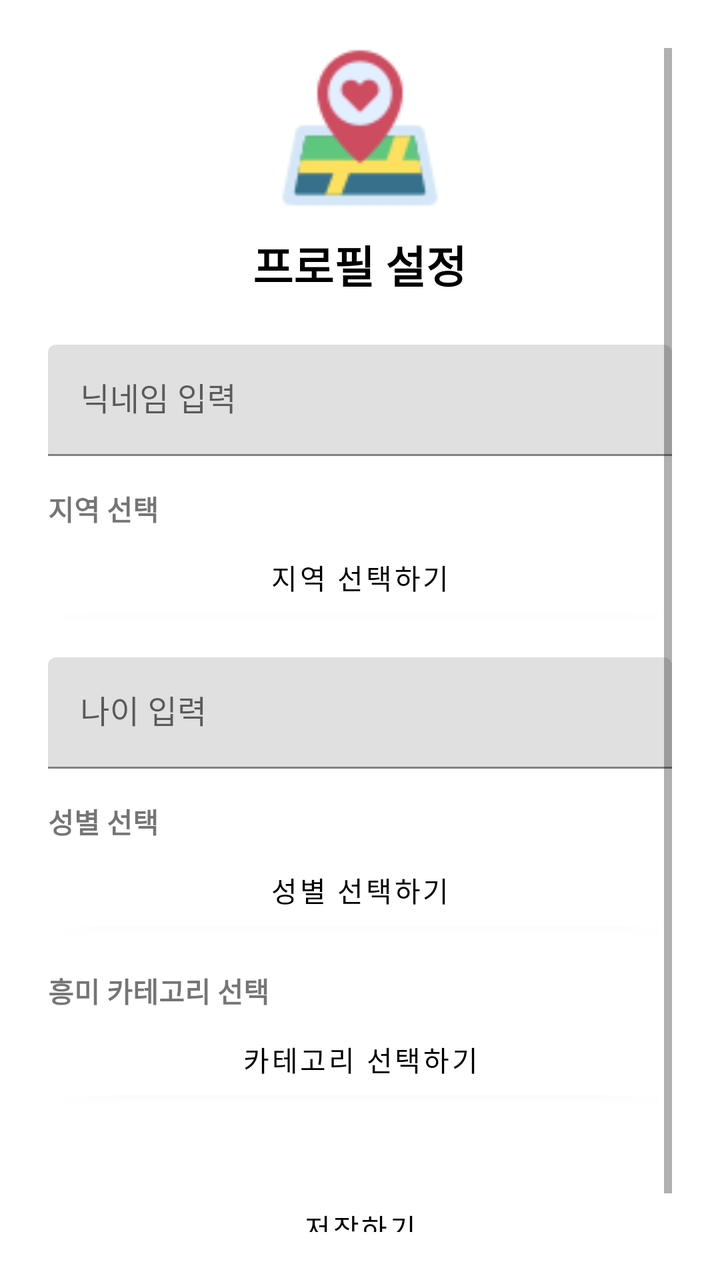
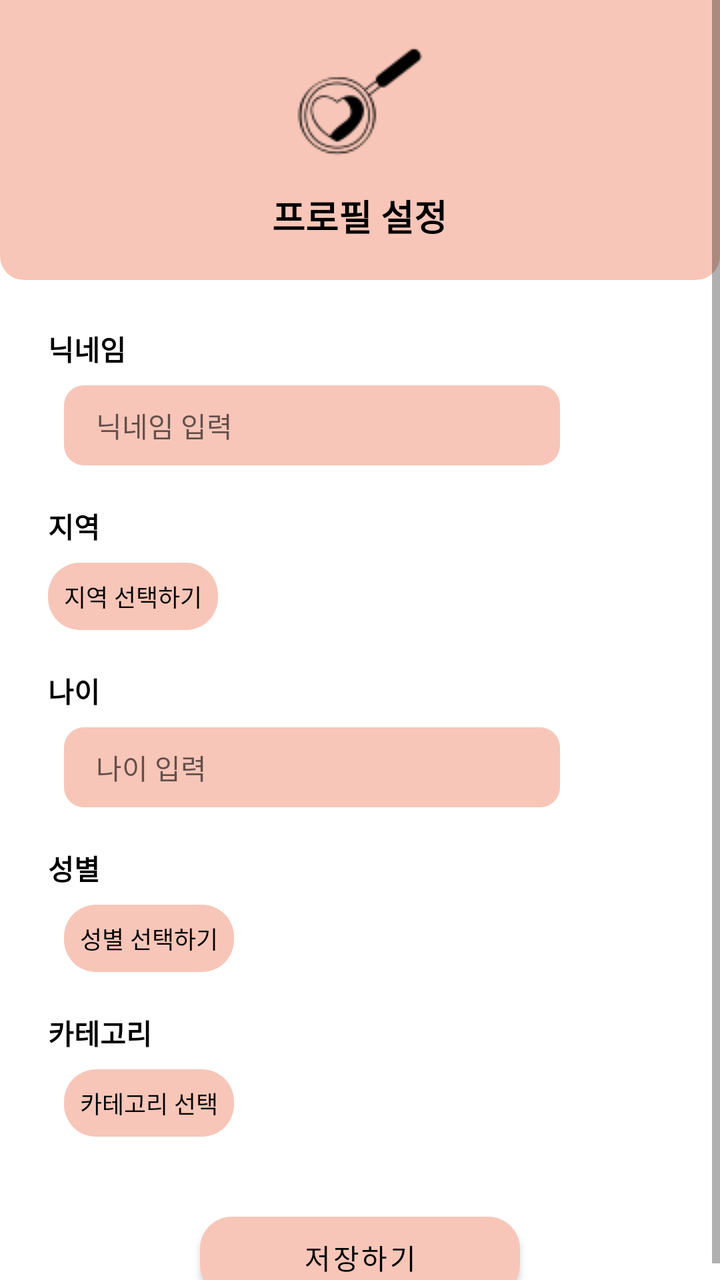

The first picture is an Android layout as it rendered before a commit; the second is the same layout after the commit. The layout source and the unified diff follow.
<!-- AndroidManifest.xml: application theme Theme.DateCourseRecommendApplication -->
<!-- res/layout/activity_user_create.xml -->
<?xml version="1.0" encoding="utf-8"?>
<ScrollView xmlns:android="http://schemas.android.com/apk/res/android"
    xmlns:app="http://schemas.android.com/apk/res-auto"
    android:layout_width="match_parent"
    android:layout_height="match_parent"
    android:padding="24dp"
    android:background="#FFFFFF">

    <LinearLayout
        android:layout_width="match_parent"
        android:layout_height="wrap_content"
        android:orientation="vertical"
        android:gravity="center_horizontal">

        
        <ImageView
            android:id="@+id/appLogo"
            android:layout_width="80dp"
            android:layout_height="80dp"
            android:src="@drawable/app_logo_color_64px"
            android:contentDescription="App Logo"
            android:layout_marginBottom="12dp" />

        <TextView
            android:layout_width="wrap_content"
            android:layout_height="wrap_content"
            android:text="프로필 설정"
            android:textSize="22sp"
            android:textStyle="bold"
            android:textColor="@android:color/black"
            android:layout_marginBottom="24dp" />

        
        <com.google.android.material.textfield.TextInputLayout
            android:layout_width="match_parent"
            android:layout_height="wrap_content"
            android:hint="닉네임 입력"
            app:boxStrokeColor="@color/black">

            <com.google.android.material.textfield.TextInputEditText
                android:id="@+id/editNickName"
                android:layout_width="match_parent"
                android:layout_height="wrap_content"
                android:inputType="textPersonName" />
        </com.google.android.material.textfield.TextInputLayout>

        
        <TextView
            android:layout_width="match_parent"
            android:layout_height="wrap_content"
            android:text="지역 선택"
            android:textStyle="bold"
            android:layout_marginTop="16dp" />

        <Button
            android:id="@+id/btnSelectLocation"
            android:layout_width="match_parent"
            android:layout_height="wrap_content"
            android:text="지역 선택하기"
            android:backgroundTint="@color/white"
            android:textColor="@color/black"/>

        
        <com.google.android.material.textfield.TextInputLayout
            android:layout_width="match_parent"
            android:layout_height="wrap_content"
            android:hint="나이 입력"
            android:layout_marginTop="16dp">

            <com.google.android.material.textfield.TextInputEditText
                android:id="@+id/editAge"
                android:layout_width="match_parent"
                android:layout_height="wrap_content"
                android:inputType="number" />
        </com.google.android.material.textfield.TextInputLayout>

        
        <TextView
            android:layout_width="match_parent"
            android:layout_height="wrap_content"
            android:text="성별 선택"
            android:textStyle="bold"
            android:layout_marginTop="16dp" />

        <Button
            android:id="@+id/btnSelectGender"
            android:layout_width="match_parent"
            android:layout_height="wrap_content"
            android:text="성별 선택하기"
            android:backgroundTint="@color/white"
            android:textColor="@color/black"/>

        
        <TextView
            android:layout_width="match_parent"
            android:layout_height="wrap_content"
            android:text="흥미 카테고리 선택"
            android:textStyle="bold"
            android:layout_marginTop="16dp" />

        <Button
            android:id="@+id/btnSelectInterests"
            android:layout_width="match_parent"
            android:layout_height="wrap_content"
            android:text="카테고리 선택하기"
            android:backgroundTint="@color/white"
            android:textColor="@color/black"/>

        
        <com.google.android.material.chip.ChipGroup
            android:id="@+id/chipGroupInterests"
            android:layout_width="match_parent"
            android:layout_height="wrap_content"
            android:layout_marginTop="8dp"
            app:singleLine="false"
            app:singleSelection="false"
            app:chipSpacing="8dp" />

        
        <Button
            android:id="@+id/btnSaveUser"
            android:layout_width="match_parent"
            android:layout_height="wrap_content"
            android:text="저장하기"
            android:textColor="@color/black"
            android:backgroundTint="@color/white"
            android:layout_marginTop="28dp"
            android:layout_marginBottom="24dp" />

    </LinearLayout>
</ScrollView>
<!-- resources referenced by this layout -->
<resources>
  <color name="black">#FF000000</color>
  <color name="white">#FFFFFFFF</color>
  <!-- drawable app_logo_color_64px: png bitmap (drawable, 2895 bytes) -->
  <style name="Theme.DateCourseRecommendApplication" parent="Theme.MaterialComponents.DayNight.NoActionBar">
      
  
      
      <item name="colorPrimary">@color/purple_500</item>
      <item name="colorPrimaryVariant">@color/purple_700</item>
      <item name="colorOnPrimary">@color/white</item>
      
      <item name="colorSecondary">@color/teal_200</item>
      <item name="colorSecondaryVariant">@color/teal_700</item>
      <item name="colorOnSecondary">@color/black</item>
      
      <item name="android:statusBarColor">?attr/colorPrimaryVariant</item>
      
  </style>
  <color name="purple_500">#FF6200EE</color>
  <color name="purple_700">#FF3700B3</color>
  <color name="teal_200">#FF03DAC5</color>
  <color name="teal_700">#FF018786</color>
</resources>

<!-- the commit's change to res/layout/activity_user_create.xml (unified diff, before → after) -->
@@ -3,129 +3,220 @@
     xmlns:app="http://schemas.android.com/apk/res-auto"
     android:layout_width="match_parent"
     android:layout_height="match_parent"
-    android:padding="24dp"
+    android:fillViewport="true"
     android:background="#FFFFFF">
 
-    <LinearLayout
+    <androidx.constraintlayout.widget.ConstraintLayout
         android:layout_width="match_parent"
-        android:layout_height="wrap_content"
-        android:orientation="vertical"
-        android:gravity="center_horizontal">
-
-        
-        <ImageView
-            android:id="@+id/appLogo"
-            android:layout_width="80dp"
-            android:layout_height="80dp"
-            android:src="@drawable/app_logo_color_64px"
-            android:contentDescription="App Logo"
-            android:layout_marginBottom="12dp" />
-
-        <TextView
-            android:layout_width="wrap_content"
-            android:layout_height="wrap_content"
-            android:text="프로필 설정"
-            android:textSize="22sp"
-            android:textStyle="bold"
-            android:textColor="@android:color/black"
-            android:layout_marginBottom="24dp" />
-
-        
-        <com.google.android.material.textfield.TextInputLayout
-            android:layout_width="match_parent"
-            android:layout_height="wrap_content"
+        android:layout_height="wrap_content">
+
+        
+
+        <LinearLayout
+            android:id="@+id/topBar"
+            android:layout_width="0dp"
+            android:layout_height="140dp"
+            android:orientation="vertical"
+            android:gravity="center"
+            android:background="@drawable/bg_top_bar"
+            app:layout_constraintTop_toTopOf="parent"
+            app:layout_constraintStart_toStartOf="parent"
+            app:layout_constraintEnd_toEndOf="parent">
+
+            <ImageView
+                android:layout_width="64dp"
+                android:layout_height="64dp"
+                android:src="@drawable/app_icon_64px"
+                android:contentDescription="app icon"/>
+
+            <TextView
+                android:layout_marginTop="12dp"
+                android:text="프로필 설정"
+                android:textSize="18sp"
+                android:textStyle="bold"
+                android:textColor="#000000"
+                android:layout_width="wrap_content"
+                android:layout_height="wrap_content"/>
+        </LinearLayout>
+
+        
+
+        <TextView
+            android:id="@+id/tvNickname"
+            android:layout_width="wrap_content"
+            android:layout_height="wrap_content"
+            android:text="닉네임"
+            android:textStyle="bold"
+            android:layout_marginTop="24dp"
+            android:textColor="#000000"
+            app:layout_constraintTop_toBottomOf="@id/topBar"
+            app:layout_constraintStart_toStartOf="parent"
+            android:layout_marginStart="24dp"/>
+
+        <EditText
+            android:id="@+id/editNickName"
+            android:layout_width="0dp"
+            android:layout_height="40dp"
             android:hint="닉네임 입력"
-            app:boxStrokeColor="@color/black">
-
-            <com.google.android.material.textfield.TextInputEditText
-                android:id="@+id/editNickName"
-                android:layout_width="match_parent"
-                android:layout_height="wrap_content"
-                android:inputType="textPersonName" />
-        </com.google.android.material.textfield.TextInputLayout>
-
-        
-        <TextView
-            android:layout_width="match_parent"
-            android:layout_height="wrap_content"
-            android:text="지역 선택"
-            android:textStyle="bold"
-            android:layout_marginTop="16dp" />
-
-        <Button
+            android:textSize="14sp"
+            android:background="@drawable/bg_input_pink"
+            android:paddingStart="16dp"
+            android:paddingEnd="8dp"
+            android:layout_marginTop="8dp"
+            app:layout_constraintTop_toBottomOf="@id/tvNickname"
+            app:layout_constraintStart_toStartOf="parent"
+            app:layout_constraintEnd_toEndOf="parent"
+            android:layout_marginStart="32dp"
+            android:layout_marginEnd="80dp"/>
+
+        
+
+        <TextView
+            android:id="@+id/tvLocation"
+            android:layout_width="wrap_content"
+            android:layout_height="wrap_content"
+            android:text="지역"
+            android:textStyle="bold"
+            android:textColor="#000000"
+            android:layout_marginTop="20dp"
+            app:layout_constraintTop_toBottomOf="@id/editNickName"
+            app:layout_constraintStart_toStartOf="parent"
+            android:layout_marginStart="24dp"/>
+
+        
+
+        <TextView
             android:id="@+id/btnSelectLocation"
-            android:layout_width="match_parent"
-            android:layout_height="wrap_content"
+            android:layout_width="wrap_content"
+            android:layout_height="wrap_content"
+            android:layout_marginStart="24dp"
+            android:layout_marginTop="8dp"
+            android:background="@drawable/bg_button_pink"
+            app:backgroundTint="@null"
+            android:padding="8dp"
             android:text="지역 선택하기"
-            android:backgroundTint="@color/white"
-            android:textColor="@color/black"/>
-
-        
-        <com.google.android.material.textfield.TextInputLayout
-            android:layout_width="match_parent"
-            android:layout_height="wrap_content"
+            android:textSize="12sp"
+            android:textColor="@color/black"
+            app:layout_constraintStart_toStartOf="parent"
+            app:layout_constraintTop_toBottomOf="@id/tvLocation" />
+
+        <TextView
+            android:id="@+id/tvAge"
+            android:layout_width="wrap_content"
+            android:layout_height="wrap_content"
+            android:text="나이"
+            android:textStyle="bold"
+            android:textColor="#000000"
+            android:layout_marginTop="20dp"
+            app:layout_constraintTop_toBottomOf="@id/btnSelectLocation"
+            app:layout_constraintStart_toStartOf="parent"
+            android:layout_marginStart="24dp"/>
+
+        <EditText
+            android:id="@+id/editAge"
+            android:layout_width="0dp"
+            android:layout_height="40dp"
             android:hint="나이 입력"
-            android:layout_marginTop="16dp">
-
-            <com.google.android.material.textfield.TextInputEditText
-                android:id="@+id/editAge"
-                android:layout_width="match_parent"
-                android:layout_height="wrap_content"
-                android:inputType="number" />
-        </com.google.android.material.textfield.TextInputLayout>
-
-        
-        <TextView
-            android:layout_width="match_parent"
-            android:layout_height="wrap_content"
-            android:text="성별 선택"
-            android:textStyle="bold"
-            android:layout_marginTop="16dp" />
-
-        <Button
+            android:textSize="14sp"
+            android:inputType="number"
+            android:background="@drawable/bg_input_pink"
+            android:paddingStart="16dp"
+            android:paddingEnd="16dp"
+            android:layout_marginTop="8dp"
+            app:layout_constraintTop_toBottomOf="@id/tvAge"
+            app:layout_constraintStart_toStartOf="parent"
+            app:layout_constraintEnd_toEndOf="parent"
+            android:layout_marginStart="32dp"
+            android:layout_marginEnd="80dp"/>
+
+        
+
+        <TextView
+            android:id="@+id/tvGender"
+            android:layout_width="wrap_content"
+            android:layout_height="wrap_content"
+            android:text="성별"
+            android:textStyle="bold"
+            android:textColor="#000000"
+            android:layout_marginTop="20dp"
+            app:layout_constraintTop_toBottomOf="@id/editAge"
+            app:layout_constraintStart_toStartOf="parent"
+            android:layout_marginStart="24dp"/>
+
+        
+
+        <TextView
             android:id="@+id/btnSelectGender"
-            android:layout_width="match_parent"
-            android:layout_height="wrap_content"
+            android:layout_width="wrap_content"
+            android:layout_height="wrap_content"
+            android:layout_marginStart="32dp"
+            android:layout_marginTop="8dp"
+            android:background="@drawable/bg_button_pink"
+            android:backgroundTint="@null"
+            android:padding="8dp"
             android:text="성별 선택하기"
-            android:backgroundTint="@color/white"
-            android:textColor="@color/black"/>
-
-        
-        <TextView
-            android:layout_width="match_parent"
-            android:layout_height="wrap_content"
-            android:text="흥미 카테고리 선택"
-            android:textStyle="bold"
-            android:layout_marginTop="16dp" />
-
-        <Button
+            android:textColor="@color/black"
+            android:textSize="12sp"
+            app:backgroundTint="@null"
+            app:layout_constraintStart_toStartOf="parent"
+            app:layout_constraintTop_toBottomOf="@id/tvGender" />
+
+        <TextView
+            android:id="@+id/tvCategory"
+            android:layout_width="wrap_content"
+            android:layout_height="wrap_content"
+            android:text="카테고리"
+            android:textStyle="bold"
+            android:textColor="#000000"
+            android:layout_marginTop="20dp"
+            app:layout_constraintTop_toBottomOf="@id/btnSelectGender"
+            app:layout_constraintStart_toStartOf="parent"
+            android:layout_marginStart="24dp"/>
+
+        <TextView
             android:id="@+id/btnSelectInterests"
-            android:layout_width="match_parent"
-            android:layout_height="wrap_content"
-            android:text="카테고리 선택하기"
-            android:backgroundTint="@color/white"
-            android:textColor="@color/black"/>
-
-        
+            android:layout_width="wrap_content"
+            android:layout_height="wrap_content"
+            android:text="카테고리 선택"
+            android:textSize="12sp"
+            android:textColor="@color/black"
+            app:backgroundTint="@null"
+            android:background="@drawable/bg_button_pink"
+            android:backgroundTint="@null"
+            android:layout_marginTop="8dp"
+            android:padding="8dp"
+            app:layout_constraintTop_toBottomOf="@id/tvCategory"
+            app:layout_constraintStart_toStartOf="parent"
+            android:layout_marginStart="32dp"/>
+
         <com.google.android.material.chip.ChipGroup
             android:id="@+id/chipGroupInterests"
-            android:layout_width="match_parent"
-            android:layout_height="wrap_content"
-            android:layout_marginTop="8dp"
+            android:layout_width="0dp"
+            android:layout_height="wrap_content"
+            android:layout_marginTop="8dp"
+            app:layout_constraintTop_toBottomOf="@id/btnSelectInterests"
+            app:layout_constraintStart_toStartOf="parent"
+            app:layout_constraintEnd_toEndOf="parent"
+            android:layout_marginStart="24dp"
+            android:layout_marginEnd="24dp"
             app:singleLine="false"
-            app:singleSelection="false"
-            app:chipSpacing="8dp" />
-
-        
+            app:chipSpacing="8dp"/>
+
+        
+
         <Button
             android:id="@+id/btnSaveUser"
-            android:layout_width="match_parent"
-            android:layout_height="wrap_content"
+            android:layout_width="160dp"
+            android:layout_height="40dp"
             android:text="저장하기"
             android:textColor="@color/black"
-            android:backgroundTint="@color/white"
-            android:layout_marginTop="28dp"
-            android:layout_marginBottom="24dp" />
-
-    </LinearLayout>
+            app:backgroundTint="@null"
+            android:background="@drawable/bg_button_pink"
+            android:layout_marginTop="32dp"
+            android:layout_marginBottom="32dp"
+            app:layout_constraintTop_toBottomOf="@id/chipGroupInterests"
+            app:layout_constraintStart_toStartOf="parent"
+            app:layout_constraintEnd_toEndOf="parent"/>
+
+    </androidx.constraintlayout.widget.ConstraintLayout>
 </ScrollView>
<!-- resource entries referenced after the edit -->
@@ -1,26 +1,57 @@
 <!-- resources referenced by this layout -->
 <resources>
   <color name="black">#FF000000</color>
-  <color name="white">#FFFFFFFF</color>
-  <!-- drawable app_logo_color_64px: png bitmap (drawable, 2895 bytes) -->
-  <style name="Theme.DateCourseRecommendApplication" parent="Theme.MaterialComponents.DayNight.NoActionBar">
-      
+  <!-- drawable app_icon_64px: png bitmap (drawable, 1844 bytes) -->
+  <!-- drawable bg_button_pink (drawable) -->
+  <ripple xmlns:android="http://schemas.android.com/apk/res/android"
+      android:color="#D3D3D3">
+      <item>
+          <shape
+              android:shape="rectangle">
+              <solid android:color="#F7C6B8"/>
+              <corners android:radius="16dp"/> </shape>
+      </item>
+  
+  </ripple>
+  <!-- drawable bg_input_pink (drawable) -->
+  <shape xmlns:android="http://schemas.android.com/apk/res/android">
+      <solid android:color="#F7C6B8"/>
+      <corners android:radius="10dp"/>
+  </shape>
+  <!-- drawable bg_top_bar (drawable) -->
+  <?xml version="1.0" encoding="utf-8"?>
+  <shape xmlns:android="http://schemas.android.com/apk/res/android"
+      android:shape="rectangle">
   
       
-      <item name="colorPrimary">@color/purple_500</item>
-      <item name="colorPrimaryVariant">@color/purple_700</item>
-      <item name="colorOnPrimary">@color/white</item>
+      <solid android:color="#F7C6B8"/>
+  
       
-      <item name="colorSecondary">@color/teal_200</item>
-      <item name="colorSecondaryVariant">@color/teal_700</item>
-      <item name="colorOnSecondary">@color/black</item>
-      
-      <item name="android:statusBarColor">?attr/colorPrimaryVariant</item>
-      
-  </style>
+      <corners
+          android:bottomLeftRadius="12dp"
+          android:bottomRightRadius="12dp"
+          android:topLeftRadius="0dp"
+          android:topRightRadius="0dp"/>
+  </shape>
+  <color name="white">#FFFFFFFF</color>
+  <style name="Theme.DateCourseRecommendApplication" parent="Theme.MaterialComponents.Light.NoActionBar">
+  
+          <item name="colorPrimary">@color/purple_500</item>
+          <item name="colorPrimaryVariant">@color/purple_700</item>
+          <item name="colorOnPrimary">@color/white</item>
+  
+          <item name="colorSecondary">@color/teal_200</item>
+          <item name="colorSecondaryVariant">@color/teal_700</item>
+          <item name="colorOnSecondary">@color/black</item>
+  
+          <item name="android:statusBarColor">@color/top_bar_bg</item>
+          <item name="android:windowLightStatusBar">true</item>
+  
+      </style>
   <color name="purple_500">#FF6200EE</color>
   <color name="purple_700">#FF3700B3</color>
   <color name="teal_200">#FF03DAC5</color>
   <color name="teal_700">#FF018786</color>
+  <color name="top_bar_bg">#F7C6B8</color>
 </resources>
 
